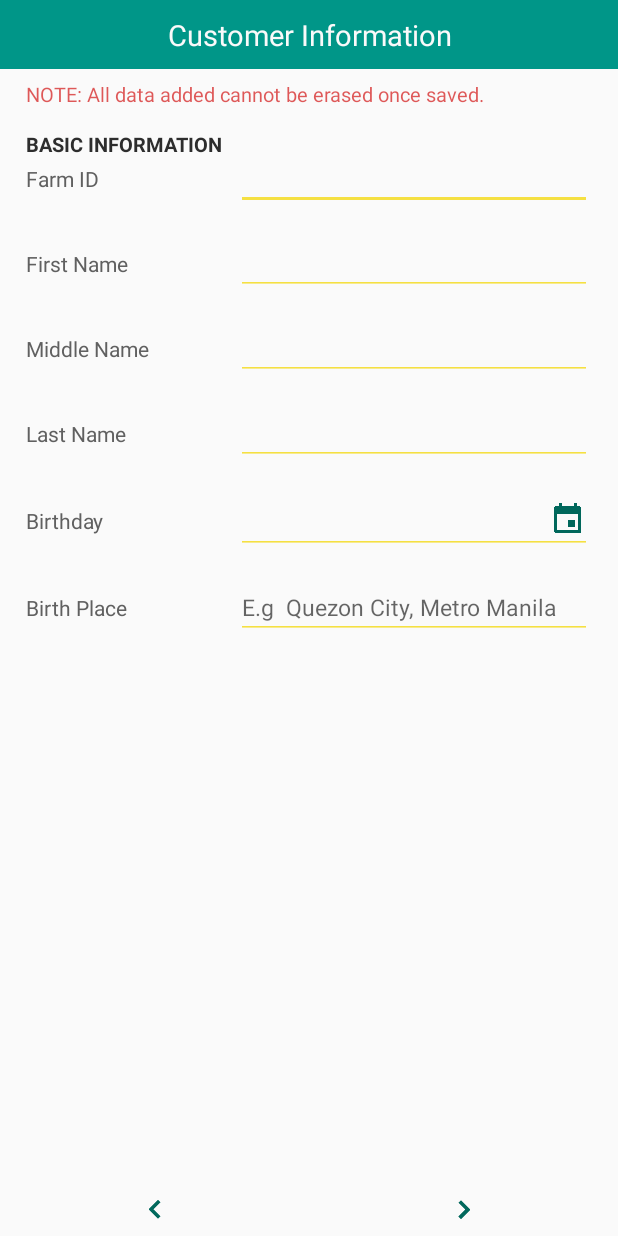
After one commit to rjhonsl/MappedCRM, an Android app: the Activity_Add_CustomerInfomration_Basic screen opened directly, with no data from a screen before it, on a phone screen of 412 x 824 dp. The commit adds this screen. Run offline under Robolectric (Android 15) with nearby library versions, the phone set to English and light mode, and no system bars; network calls fail.

Commit message:
Changes:  **Compution  ~stopped on vannamei
**Layout for add customer info

~refactored some class names

```diff
--- a/app/src/main/AndroidManifest.xml
+++ b/app/src/main/AndroidManifest.xml
@@ -120,7 +120,10 @@
         <activity android:name=".Main.Activity_Pond_WeekDetails">
         </activity>
 
-        <activity android:name=".Main.Activity_Add_CustomerInfomration">
+        <activity android:name=".Main.Activity_Add_CustomerInfomration_Basic">
+        </activity>
+
+        <activity android:name=".Main.Activity_Add_CustomerInfomration_Address">
         </activity>
 
 
--- /dev/null
+++ b/app/src/main/java/com/santeh/rjhonsl/samplemap/Main/Activity_Add_CustomerInfomration_Basic.java
@@ -0,0 +1,41 @@
+package com.santeh.rjhonsl.samplemap.Main;
+
+import android.content.Intent;
+import android.os.Bundle;
+import android.support.v4.app.FragmentActivity;
+import android.view.View;
+import android.widget.ImageButton;
+
+import com.santeh.rjhonsl.samplemap.R;
+
+/**
+ * Created by rjhonsl on 10/7/2015.
+ */
+public class Activity_Add_CustomerInfomration_Basic extends FragmentActivity{
+
+    ImageButton btnBack, btnNext;
+    double lat=0, lng=0;
+
+    @Override
+    protected void onCreate(Bundle savedInstanceState) {
+        super.onCreate(savedInstanceState);
+        setContentView(R.layout.activity_add_customerinformation_basicinfo);
+
+        btnBack = (ImageButton) findViewById(R.id.btn_back);
+        btnNext = (ImageButton) findViewById(R.id.btn_next);
+        if (getIntent().hasExtra("latitude")){lat= getIntent().getDoubleExtra("latitude", 0);}
+        if (getIntent().hasExtra("longtitude")){lng= getIntent().getDoubleExtra("longtitude", 0);}
+
+
+        btnNext.setOnClickListener(new View.OnClickListener() {
+            @Override
+            public void onClick(View v) {
+                final Intent intent = new Intent(Activity_Add_CustomerInfomration_Basic.this, Activity_Add_CustomerInfomration_Address.class);
+                intent.putExtra("latitude", lat);
+                intent.putExtra("longtitude", lng);
+                startActivity(intent);
+                overridePendingTransition(android.R.anim.slide_in_left, android.R.anim.slide_out_right);
+            }
+        });
+    }
+}
--- a/app/src/main/java/com/santeh/rjhonsl/samplemap/Utils/Helper.java
+++ b/app/src/main/java/com/santeh/rjhonsl/samplemap/Utils/Helper.java
@@ -820,14 +820,10 @@ public class Helper {
         d.requestWindowFeature(Window.FEATURE_NO_TITLE); //notitle
         d.setContentView(R.layout.dialog_material_themed_list_with_prompt);//Set the xml view of the dialog
 
-
-
         ListView listview = (ListView) d.findViewById(R.id.dialog_list_listview);
         ArrayAdapter<String> listViewAdapter = new ArrayAdapter<String>(activity, R.layout.select_dialog_item_material, options); //selected item will look like a spinner set from XML
         listViewAdapter.setDropDownViewResource(android.R.layout.simple_spinner_dropdown_item);
         listview.setAdapter(listViewAdapter);
-
-
 
         TextView txtTitle = (TextView) d.findViewById(R.id.dialog_okonly_title);
         TextView txtmessage = (TextView) d.findViewById(R.id.txt_message);
--- /dev/null
+++ b/app/src/main/res/layout/activity_add_customerinformation_basicinfo.xml
@@ -0,0 +1,240 @@
+<?xml version="1.0" encoding="utf-8"?>
+<RelativeLayout xmlns:android="http://schemas.android.com/apk/res/android"
+              android:orientation="vertical"
+              android:layout_width="match_parent"
+              android:layout_height="match_parent">
+
+    <LinearLayout
+        android:id="@+id/ll_titlebar"
+        android:background="#009688"
+        android:orientation="horizontal"
+        android:layout_width="fill_parent"
+        android:layout_height="wrap_content"
+        android:padding="10dp"
+        >
+
+        <ImageButton
+            android:layout_weight="1"
+            android:background="@drawable/bg_material_transparent"
+            android:src="@drawable/ic_filler24dp"
+            android:layout_width="0dp"
+            android:layout_height="wrap_content"/>
+
+        <TextView
+            android:text="Customer Information"
+            android:gravity="center"
+            android:id="@+id/title"
+            android:textSize="19sp"
+            android:layout_weight="12"
+            android:textColor="@color/background_material_light"
+            android:layout_width="0dp"
+            android:layout_height="wrap_content"/>
+
+        <ImageButton
+            android:layout_weight="1"
+            android:background="@drawable/bg_material_transparent"
+            android:src="@drawable/ic_filler24dp"
+            android:layout_width="0dp"
+            android:layout_height="wrap_content"/>
+
+    </LinearLayout>
+
+    <ScrollView android:layout_width="fill_parent"
+                android:layout_height="wrap_content"
+        android:layout_below="@id/ll_titlebar"
+        android:layout_above="@+id/ll_bottombutton">
+        <LinearLayout android:layout_width="fill_parent"
+                      android:layout_height="fill_parent"
+                      android:orientation="vertical"
+                      android:paddingLeft="10dp"
+                      android:paddingRight="10dp"
+            >
+            <TextView android:layout_width="wrap_content"
+                      android:layout_height="wrap_content"
+                      android:textSize="13sp"
+                      android:textColor="@color/red_600"
+                      android:text="NOTE: All data added cannot be erased once saved."
+                      android:paddingLeft="7dp"
+                      android:paddingRight="7dp"
+                      android:paddingBottom="7dp"
+                      android:paddingTop="7dp"
+                />
+
+
+            <TextView android:layout_width="wrap_content"
+                      android:layout_height="wrap_content"
+                      android:textSize="13sp"
+                      android:textStyle="bold"
+                      android:textColor="@color/gray_900"
+                      android:text="BASIC INFORMATION"
+                      android:paddingLeft="7dp"
+                      android:paddingRight="7dp"
+                      android:paddingTop="7dp"
+                />
+
+
+            <LinearLayout android:layout_width="fill_parent"
+                          android:layout_height="wrap_content"
+                          android:orientation="horizontal"
+                          android:paddingTop="1dp"
+                          android:paddingBottom="7dp"
+                          android:paddingRight="7dp"
+                          android:paddingLeft="7dp"
+                >
+
+                <TextView android:layout_width="140dp"
+                          android:layout_height="wrap_content"
+                          android:textSize="14sp"
+                          android:textColor="@color/gray_600"
+                          android:text="Farm ID"
+                    />
+
+                <EditText android:layout_width="fill_parent"
+                          android:layout_height="wrap_content"
+                          android:paddingTop="1dp"
+                          android:textSize="15sp"
+                          android:id="@+id/edt_farmid"
+                          android:inputType="textCapCharacters"
+                    />
+
+            </LinearLayout>
+
+            <LinearLayout android:layout_width="fill_parent"
+                          android:layout_height="wrap_content"
+                          android:orientation="horizontal"
+                          android:padding="7dp">
+
+                <TextView android:layout_width="140dp"
+                          android:layout_height="wrap_content"
+                          android:textSize="14sp"
+                          android:textColor="@color/gray_600"
+                          android:text="First Name"
+                    />
+
+                <EditText android:layout_width="fill_parent"
+                          android:layout_height="wrap_content"
+                          android:textSize="15sp"
+                          android:id="@+id/edt_fname"
+                          android:inputType="textCapWords"
+                    />
+
+            </LinearLayout>
+
+
+            <LinearLayout android:layout_width="fill_parent"
+                          android:layout_height="wrap_content"
+                          android:orientation="horizontal"
+                          android:padding="7dp">
+
+                <TextView android:layout_width="140dp"
+                          android:layout_height="wrap_content"
+                          android:textSize="14sp"
+                          android:inputType="textCapWords"
+                          android:textColor="@color/gray_600"
+                          android:text="Middle Name"
+                    />
+
+                <EditText android:layout_width="fill_parent"
+                          android:id="@+id/edtAbw"
+                          android:textSize="15sp"
+                          android:inputType="textCapWords"
+                          android:layout_height="wrap_content"/>
+
+            </LinearLayout>
+
+            <LinearLayout android:layout_width="fill_parent"
+                          android:layout_height="wrap_content"
+                          android:orientation="horizontal"
+                          android:padding="7dp">
+
+                <TextView android:layout_width="140dp"
+                          android:layout_height="wrap_content"
+                          android:textSize="14sp"
+                          android:textColor="@color/gray_600"
+                          android:text="Last Name"
+                    />
+
+                <EditText android:layout_width="fill_parent"
+                          android:id="@+id/edt_lname"
+                          android:textSize="15sp"
+                          android:inputType="textCapWords"
+                          android:layout_height="wrap_content"/>
+
+            </LinearLayout>
+
+
+            <LinearLayout android:layout_width="fill_parent"
+                                         android:layout_height="wrap_content"
+                                         android:orientation="horizontal"
+                                         android:padding="7dp">
+
+                <TextView android:layout_width="140dp"
+                          android:layout_height="wrap_content"
+                          android:textSize="14sp"
+                          android:textColor="@color/gray_600"
+                          android:text="Birthday"
+                    />
+
+                <EditText android:layout_width="fill_parent"
+                          android:id="@+id/edt_birthday"
+                          android:inputType="textCapWords"
+                          android:focusable="false"
+                          android:textSize="15sp"
+                          android:drawableRight="@drawable/ic_event_darkteal_24dp"
+                          android:layout_height="wrap_content"/>
+
+            </LinearLayout>
+
+            <LinearLayout android:layout_width="fill_parent"
+                          android:layout_height="wrap_content"
+                          android:orientation="horizontal"
+                          android:padding="7dp">
+
+                <TextView android:layout_width="140dp"
+                          android:layout_height="wrap_content"
+                          android:textSize="14sp"
+                          android:textColor="@color/gray_600"
+                          android:text="Birth Place"
+                    />
+
+                <EditText android:layout_width="fill_parent"
+                          android:id="@+id/edt_BirthPlace"
+                          android:hint="E.g  Quezon City, Metro Manila"
+                          android:textSize="15sp"
+                          android:inputType="textCapWords"
+                          android:layout_height="wrap_content"/>
+
+            </LinearLayout>
+
+        </LinearLayout>
+    </ScrollView>
+
+    <LinearLayout android:layout_width="fill_parent"
+                  android:layout_height="wrap_content"
+                  android:orientation="horizontal"
+                  android:id="@+id/ll_bottombutton"
+                  android:layout_alignParentBottom="true"
+                  android:gravity="center"
+        >
+
+        <ImageButton android:layout_width="wrap_content"
+                android:layout_height="fill_parent"
+                android:id="@+id/btn_back"
+                android:layout_weight="1"
+                android:textColor="@color/deepteal_500"
+                     android:padding="5dp"
+                android:background="@drawable/bg_material_transparent"
+                android:src="@drawable/ic_keyboard_arrow_left_darkteal_24dp"
+            />
+
+        <ImageButton android:layout_width="wrap_content"
+                     android:layout_height="wrap_content"
+                     android:id="@+id/btn_next"
+                     android:padding="5dp"
+                     android:layout_weight="1"
+                     android:textColor="@color/deepteal_500"
+                     android:background="@drawable/bg_material_transparent"
+                     android:src="@drawable/ic_keyboard_arrow_right_darkteal_24dp"
+            />
+    </LinearLayout>
+</RelativeLayout>
--- a/app/src/main/res/layout/dialog_material_themed_list_with_prompt.xml
+++ b/app/src/main/res/layout/dialog_material_themed_list_with_prompt.xml
@@ -40,7 +40,8 @@
         <TextView android:layout_width="fill_parent"
                   android:layout_height="fill_parent"
                   android:padding="5dp"
-                  android:textSize="13sp"
+                  android:textColor="@color/gray_900"
+                  android:textSize="14sp"
                   android:id="@+id/txt_message"
             android:text="Select an the info you want to put on this location. \n\nLat. 14.12521\nLng.120.125412"/>
 
```
Also changed, not shown: app/src/main/java/com/santeh/rjhonsl/samplemap/Main/Activity_Add_CustomerInfomration.java (deleted, +0 -21 lines), app/src/main/java/com/santeh/rjhonsl/samplemap/Main/Activity_Add_CustomerInfomration_Address.java (added, +18 -0 lines), app/src/main/java/com/santeh/rjhonsl/samplemap/Main/MapsActivity.java (+7 -1 lines), app/src/main/res/layout/activity_add_customerinformation_address.xml (renamed from app/src/main/res/layout/activity_add_customerinformation.xml, +34 -116 lines), app/src/main/res/drawable-hdpi/ic_keyboard_arrow_left_darkteal_24dp.png (added), app/src/main/res/drawable-hdpi/ic_keyboard_arrow_right_darkteal_24dp.png (added), app/src/main/res/drawable-mdpi/ic_keyboard_arrow_left_darkteal_24dp.png (added), app/src/main/res/drawable-mdpi/ic_keyboard_arrow_right_darkteal_24dp.png (added), app/src/main/res/drawable-xhdpi/ic_keyboard_arrow_left_darkteal_24dp.png (added), app/src/main/res/drawable-xhdpi/ic_keyboard_arrow_right_darkteal_24dp.png (added), app/src/main/res/drawable-xxhdpi/ic_keyboard_arrow_left_darkteal_24dp.png (added), app/src/main/res/drawable-xxhdpi/ic_keyboard_arrow_right_darkteal_24dp.png (added).
